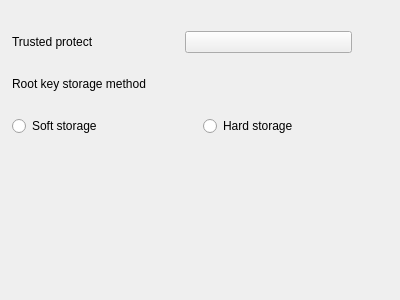
The window that src/ui/setup/trusted-settings.ui (openeuler-mirror/ks-ssr) describes before a commit, drawn with Qt 5.
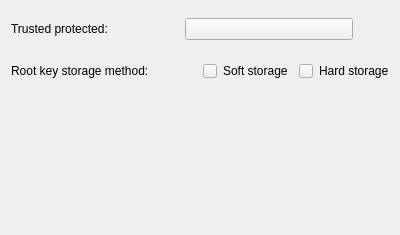
The same window after the commit.

Commit message: feature(kss) : Add trusted settings page and reauthenticate button. - 添加重新认证按钮以及刷新按钮(#3605) - 添加可信设置界面以及后台逻辑实现(#3569)

```diff
--- a/src/ui/setup/trusted-settings.ui
+++ b/src/ui/setup/trusted-settings.ui
@@ -7,25 +7,13 @@
     <x>0</x>
     <y>0</y>
     <width>400</width>
-    <height>300</height>
+    <height>235</height>
    </rect>
   </property>
   <property name="windowTitle">
    <string>Form</string>
   </property>
   <layout class="QVBoxLayout" name="verticalLayout">
-   <property name="leftMargin">
-    <number>12</number>
-   </property>
-   <property name="topMargin">
-    <number>24</number>
-   </property>
-   <property name="rightMargin">
-    <number>12</number>
-   </property>
-   <property name="bottomMargin">
-    <number>12</number>
-   </property>
    <item>
     <layout class="QHBoxLayout" name="horizontalLayout">
      <property name="rightMargin">
@@ -40,7 +28,7 @@
         </size>
        </property>
        <property name="text">
-        <string>Trusted protect</string>
+        <string>Trusted protected:</string>
        </property>
       </widget>
      </item>
@@ -59,23 +47,10 @@
      </item>
     </layout>
    </item>
-   <item>
-    <widget class="QLabel" name="label_2">
-     <property name="minimumSize">
-      <size>
-       <width>0</width>
-       <height>36</height>
-      </size>
-     </property>
-     <property name="text">
-      <string>Root key storage method</string>
-     </property>
-    </widget>
-   </item>
    <item>
     <layout class="QHBoxLayout" name="horizontalLayout_2">
      <item>
-      <widget class="QRadioButton" name="m_soft">
+      <widget class="QLabel" name="label_2">
        <property name="minimumSize">
         <size>
          <width>0</width>
@@ -83,16 +58,94 @@
         </size>
        </property>
        <property name="text">
-        <string>Soft storage</string>
+        <string>Root key storage method:</string>
        </property>
       </widget>
      </item>
      <item>
-      <widget class="QRadioButton" name="m_hard">
-       <property name="text">
-        <string>Hard storage</string>
-       </property>
-      </widget>
+      <layout class="QHBoxLayout" name="horizontalLayout_5">
+       <item>
+        <layout class="QHBoxLayout" name="horizontalLayout_3">
+         <item>
+          <widget class="QPushButton" name="m_soft">
+           <property name="sizePolicy">
+            <sizepolicy hsizetype="Fixed" vsizetype="Fixed">
+             <horstretch>0</horstretch>
+             <verstretch>0</verstretch>
+            </sizepolicy>
+           </property>
+           <property name="minimumSize">
+            <size>
+             <width>14</width>
+             <height>14</height>
+            </size>
+           </property>
+           <property name="maximumSize">
+            <size>
+             <width>14</width>
+             <height>14</height>
+            </size>
+           </property>
+           <property name="cursor">
+            <cursorShape>PointingHandCursor</cursorShape>
+           </property>
+           <property name="text">
+            <string/>
+           </property>
+          </widget>
+         </item>
+         <item>
+          <widget class="QLabel" name="label_3">
+           <property name="text">
+            <string>Soft storage</string>
+           </property>
+          </widget>
+         </item>
+        </layout>
+       </item>
+       <item>
+        <layout class="QHBoxLayout" name="horizontalLayout_4">
+         <item>
+          <widget class="QPushButton" name="m_hard">
+           <property name="sizePolicy">
+            <sizepolicy hsizetype="Fixed" vsizetype="Fixed">
+             <horstretch>0</horstretch>
+             <verstretch>0</verstretch>
+            </sizepolicy>
+           </property>
+           <property name="minimumSize">
+            <size>
+             <width>14</width>
+             <height>14</height>
+            </size>
+           </property>
+           <property name="maximumSize">
+            <size>
+             <width>14</width>
+             <height>14</height>
+            </size>
+           </property>
+           <property name="cursor">
+            <cursorShape>PointingHandCursor</cursorShape>
+           </property>
+           <property name="text">
+            <string/>
+           </property>
+          </widget>
+         </item>
+         <item>
+          <widget class="QLabel" name="m_hardLabel">
+           <property name="cursor">
+            <cursorShape>ArrowCursor</cursorShape>
+           </property>
+           <property name="text">
+            <string>Hard storage</string>
+           </property>
+          </widget>
+         </item>
+        </layout>
+       </item>
+      </layout>
      </item>
     </layout>
    </item>
```
Left out of the diff: 3 changed lines with no effect on the pictures. The commit also changes 35 other files.
